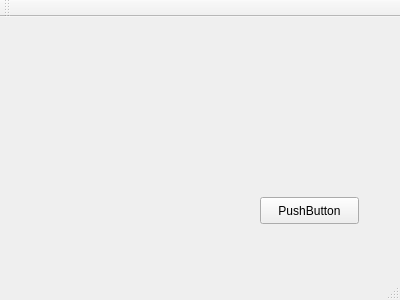
Old version of the form transiever/mainwindow.ui in the repository RushOnline/Baraban.
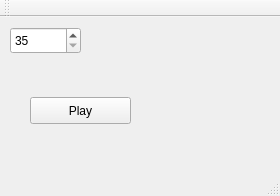
New version of the form.

```diff
--- a/transiever/mainwindow.ui
+++ b/transiever/mainwindow.ui
@@ -6,8 +6,8 @@
    <rect>
     <x>0</x>
     <y>0</y>
-    <width>400</width>
-    <height>300</height>
+    <width>280</width>
+    <height>196</height>
    </rect>
   </property>
   <property name="windowTitle">
@@ -17,14 +17,30 @@
    <widget class="QPushButton" name="pushButton">
     <property name="geometry">
      <rect>
-      <x>260</x>
-      <y>180</y>
-      <width>99</width>
+      <x>30</x>
+      <y>80</y>
+      <width>101</width>
       <height>27</height>
      </rect>
     </property>
     <property name="text">
-     <string>PushButton</string>
+     <string>Play</string>
+    </property>
+   </widget>
+   <widget class="QSpinBox" name="spinBox">
+    <property name="geometry">
+     <rect>
+      <x>10</x>
+      <y>10</y>
+      <width>71</width>
+      <height>27</height>
+     </rect>
+    </property>
+    <property name="minimum">
+     <number>35</number>
+    </property>
+    <property name="maximum">
+     <number>81</number>
     </property>
    </widget>
   </widget>
```
Left out of the diff: 4 changed lines with no effect on the pictures.
